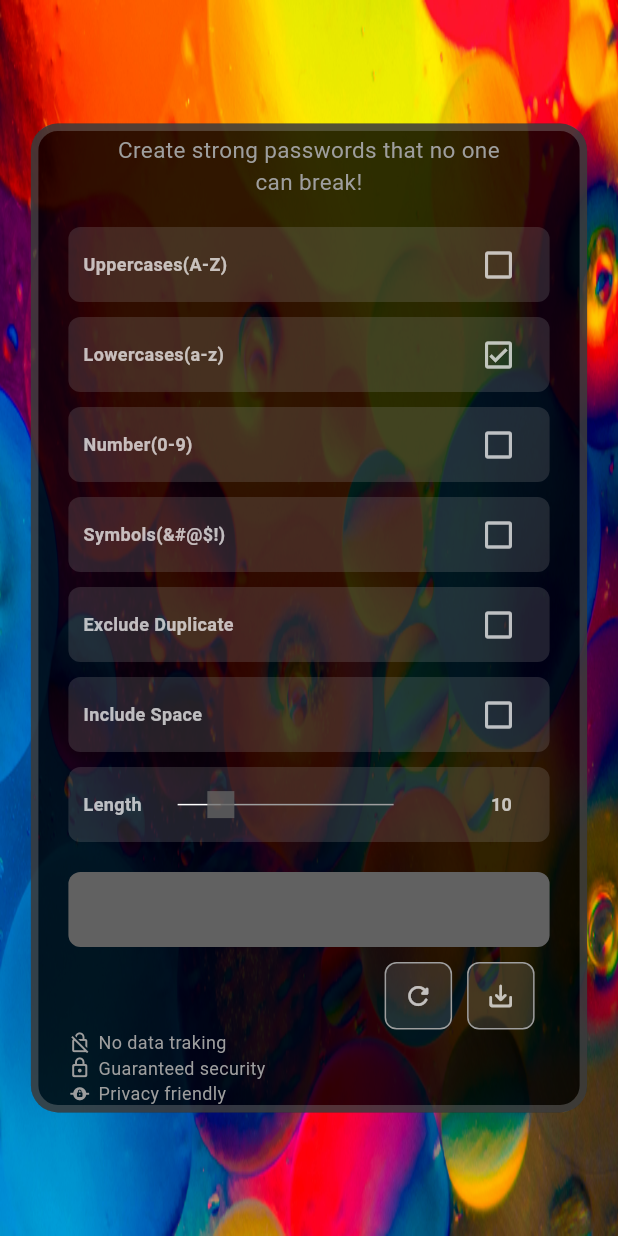
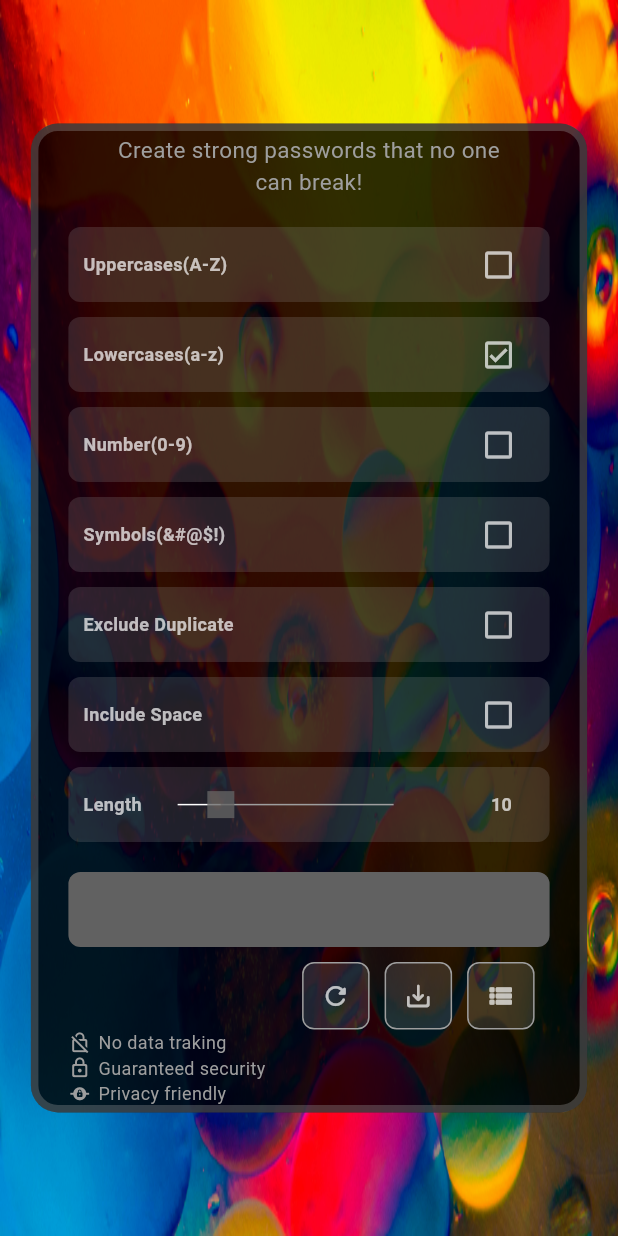
Before and after one commit to SahadMPP/LockMe-Password-generator, a Flutter app: the screen it shows after launch, scrolled down 88 dp, on a phone screen of 412 x 824 dp. Run offline on Flutter 3.47's test engine with Material 3 defaults, Android fonts, the light colour scheme and no system bars; our stand-ins replace bloc, flutter_bloc.

Commit message:
second screen ui

```diff
--- a/lib/app/features/presentation/pages/home/ui/home.dart
+++ b/lib/app/features/presentation/pages/home/ui/home.dart
@@ -1,11 +1,13 @@
-import 'dart:async';
-
 import 'package:flutter/material.dart';
 import 'package:flutter/services.dart';
 import 'package:flutter_bloc/flutter_bloc.dart';
 import 'package:password_gen/app/features/presentation/pages/home/bloc/home_bloc.dart';
+import 'package:password_gen/app/features/presentation/pages/save_list/ui/save_list.dart';
+import 'package:password_gen/app/features/widget/bottom_taxt.dart';
+import 'package:password_gen/app/features/widget/mini_box.dart';
 import 'package:password_gen/app/features/widget/setting_check_box.dart';
 import 'package:password_gen/app/features/widget/slider.dart';
+import 'package:password_gen/app/features/widget/text_file.dart';
 
 class Home extends StatelessWidget {
   const Home({super.key});
@@ -134,7 +136,16 @@ class Home extends StatelessWidget {
                               }),
                           const SizedBox(width: 10),
                           CustomMiniBox(
-                              icon: Icons.save_alt_rounded, onChange: () {}),
+                              icon: Icons.save_alt_rounded,
+                              onChange: () {
+
+                              }),
+                              const SizedBox(width: 10),
+                          CustomMiniBox(
+                              icon: Icons.view_list_rounded,
+                              onChange: () {
+                               Navigator.of(context).push(MaterialPageRoute(builder: (context) => const PasswordList(),));
+                              }),
                         ],
                       ),
                     ),
@@ -158,116 +169,3 @@ class Home extends StatelessWidget {
     ));
   }
 }
-
-class CustomTextField extends StatefulWidget {
-  const CustomTextField({
-    super.key,
-  });
-
-  @override
-  State<CustomTextField> createState() => _CustomTextFieldState();
-}
-
-class _CustomTextFieldState extends State<CustomTextField> {
-  bool isCopy = false;
-  Color broderColor = Colors.transparent;
-
-  @override
-  Widget build(BuildContext context) {
-    return BlocBuilder<HomeBloc, HomeState>(
-      builder: (context, state) {
-        return Container(
-          alignment: Alignment.center,
-          height: 50,
-          width: double.infinity,
-          decoration: BoxDecoration(
-            color: Colors.grey[700],
-            border: Border.all(color: broderColor),
-            borderRadius: BorderRadius.circular(8),
-          ),
-          child: AnimatedContainer(
-            duration: const Duration(milliseconds: 500),
-            child: TextField(
-              decoration: const InputDecoration(
-                border: InputBorder.none,
-              ),
-              controller: state.passwordController,
-              readOnly: true,
-              style: const TextStyle(
-                  color: Colors.white, fontWeight: FontWeight.w500),
-              onTap: () {
-                Clipboard.setData(
-                    ClipboardData(text: state.passwordController.text));
-                setState(() => broderColor = Colors.blue);
-                Timer(const Duration(milliseconds: 300),
-                    () => setState(() => broderColor = Colors.transparent));
-              },
-            ),
-          ),
-        );
-      },
-    );
-  }
-}
-
-class CustomBottomText extends StatelessWidget {
-  final IconData icon;
-  final String text;
-  const CustomBottomText({
-    super.key,
-    required this.icon,
-    required this.text,
-  });
-
-  @override
-  Widget build(BuildContext context) {
-    return Row(
-      children: [
-        Icon(
-          icon,
-          color: Colors.grey,
-          size: 15,
-        ),
-        const SizedBox(width: 5),
-        Text(
-          text,
-          style: const TextStyle(
-            color: Colors.grey,
-            fontSize: 12,
-          ),
-        )
-      ],
-    );
-  }
-}
-
-class CustomMiniBox extends StatelessWidget {
-  final IconData icon;
-  final VoidCallback onChange;
-  const CustomMiniBox({
-    super.key,
-    required this.icon,
-    required this.onChange,
-  });
-
-  @override
-  Widget build(BuildContext context) {
-    return Container(
-      alignment: Alignment.center,
-      height: 45,
-      width: 45,
-      decoration: BoxDecoration(
-        border: Border.all(color: Colors.grey[500]!, width: 1),
-        color: Colors.grey.withOpacity(.2),
-        borderRadius: BorderRadius.circular(8),
-      ),
-      child: IconButton(
-          onPressed: onChange,
-          icon: Icon(
-            icon,
-            size: 20,
-            color: Colors.white70,
-          )),
-    );
-  }
-}
--- /dev/null
+++ b/lib/app/features/widget/bottom_taxt.dart
@@ -0,0 +1,32 @@
+import 'package:flutter/material.dart';
+
+class CustomBottomText extends StatelessWidget {
+  final IconData icon;
+  final String text;
+  const CustomBottomText({
+    super.key,
+    required this.icon,
+    required this.text,
+  });
+
+  @override
+  Widget build(BuildContext context) {
+    return Row(
+      children: [
+        Icon(
+          icon,
+          color: Colors.grey,
+          size: 15,
+        ),
+        const SizedBox(width: 5),
+        Text(
+          text,
+          style: const TextStyle(
+            color: Colors.grey,
+            fontSize: 12,
+          ),
+        )
+      ],
+    );
+  }
+}
--- /dev/null
+++ b/lib/app/features/widget/mini_box.dart
@@ -0,0 +1,32 @@
+import 'package:flutter/material.dart';
+
+class CustomMiniBox extends StatelessWidget {
+  final IconData icon;
+  final VoidCallback onChange;
+  const CustomMiniBox({
+    super.key,
+    required this.icon,
+    required this.onChange,
+  });
+
+  @override
+  Widget build(BuildContext context) {
+    return Container(
+      alignment: Alignment.center,
+      height: 45,
+      width: 45,
+      decoration: BoxDecoration(
+        border: Border.all(color: Colors.grey[500]!, width: 1),
+        color: Colors.grey.withOpacity(.2),
+        borderRadius: BorderRadius.circular(8),
+      ),
+      child: IconButton(
+          onPressed: onChange,
+          icon: Icon(
+            icon,
+            size: 20,
+            color: Colors.white70,
+          )),
+    );
+  }
+}
--- a/lib/app/features/widget/slider.dart
+++ b/lib/app/features/widget/slider.dart
@@ -1,6 +1,6 @@
 import 'package:flutter/material.dart';
 import 'package:flutter_bloc/flutter_bloc.dart';
-import 'package:password_gen/app/core/slider.dart';
+import 'package:password_gen/app/core/constraints/slider.dart';
 import 'package:password_gen/app/features/presentation/pages/home/bloc/home_bloc.dart';
 
 class CustomSlider extends StatelessWidget {
--- /dev/null
+++ b/lib/app/features/widget/text_file.dart
@@ -0,0 +1,57 @@
+import 'dart:async';
+
+import 'package:flutter/material.dart';
+import 'package:flutter/services.dart';
+import 'package:flutter_bloc/flutter_bloc.dart';
+import 'package:password_gen/app/features/presentation/pages/home/bloc/home_bloc.dart';
+
+class CustomTextField extends StatefulWidget {
+  const CustomTextField({
+    super.key,
+  });
+
+  @override
+  State<CustomTextField> createState() => _CustomTextFieldState();
+}
+
+class _CustomTextFieldState extends State<CustomTextField> {
+  bool isCopy = false;
+  Color broderColor = Colors.transparent;
+
+  @override
+  Widget build(BuildContext context) {
+    return BlocBuilder<HomeBloc, HomeState>(
+      builder: (context, state) {
+        return Container(
+          alignment: Alignment.center,
+          height: 50,
+          width: double.infinity,
+          decoration: BoxDecoration(
+            color: Colors.grey[700],
+            border: Border.all(color: broderColor),
+            borderRadius: BorderRadius.circular(8),
+          ),
+          child: AnimatedContainer(
+            duration: const Duration(milliseconds: 500),
+            child: TextField(
+              decoration: const InputDecoration(
+                border: InputBorder.none,
+              ),
+              controller: state.passwordController,
+              readOnly: true,
+              style: const TextStyle(
+                  color: Colors.white, fontWeight: FontWeight.w500),
+              onTap: () {
+                Clipboard.setData(
+                    ClipboardData(text: state.passwordController.text));
+                setState(() => broderColor = Colors.blue);
+                Timer(const Duration(milliseconds: 300),
+                    () => setState(() => broderColor = Colors.transparent));
+              },
+            ),
+          ),
+        );
+      },
+    );
+  }
+}
```
Also changed, not shown: lib/app/features/presentation/pages/save_list/ui/save_list.dart (added, +86 -0 lines), lib/app/core/constraints/slider.dart (renamed from lib/app/core/slider.dart).
